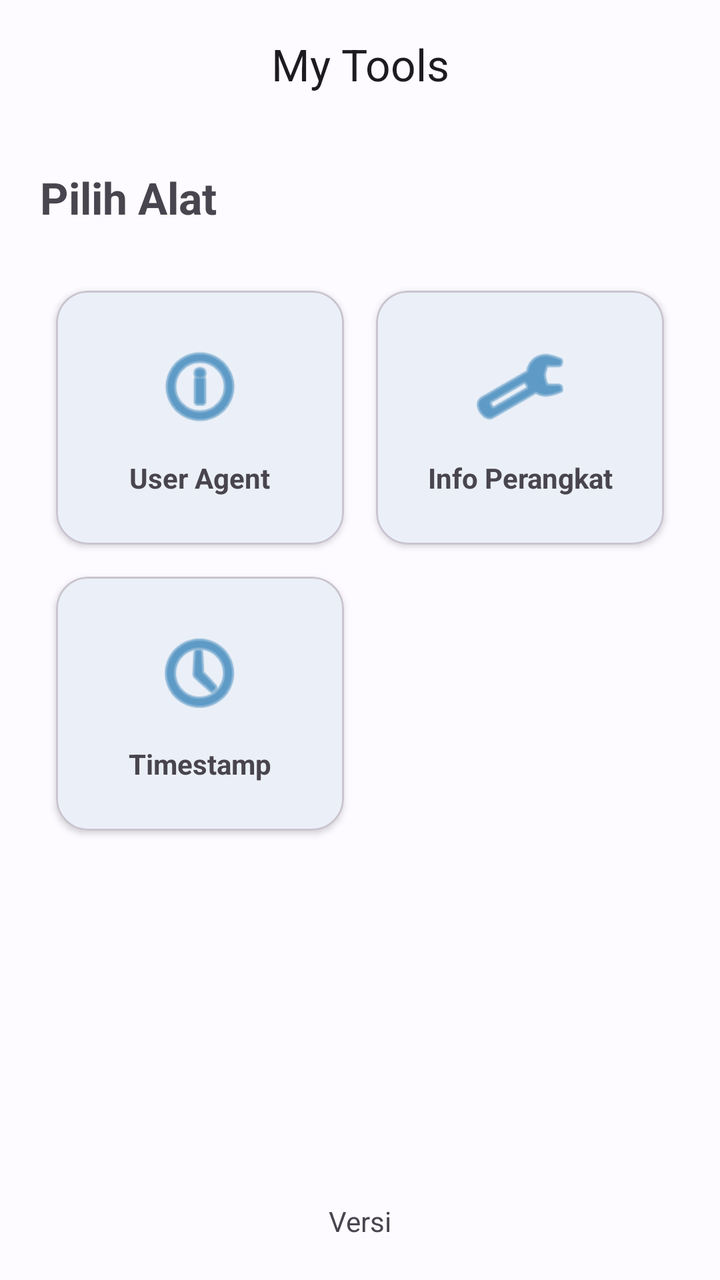
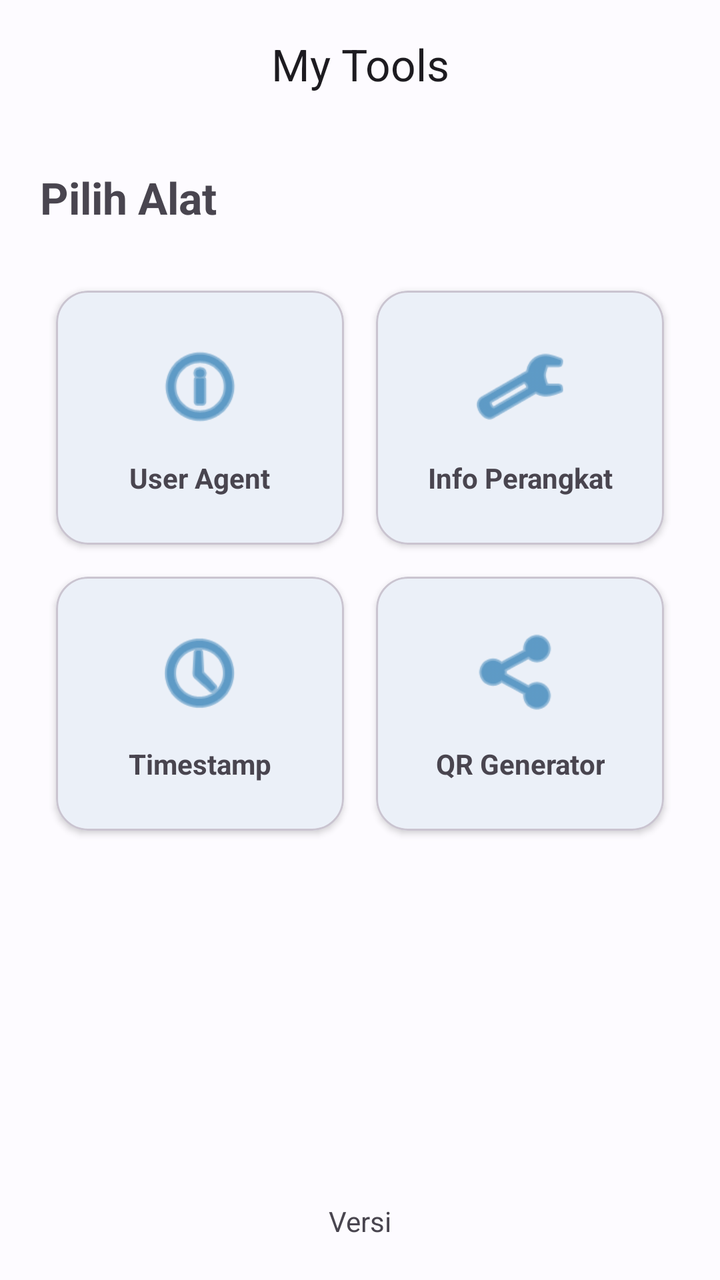

An Android layout rendered at two revisions. The XML below is the earlier revision; the diff shows what the commit changed to produce the second picture.
<!-- AndroidManifest.xml: application theme Theme.CekUserAgent -->
<!-- res/layout/activity_main.xml -->
<?xml version="1.0" encoding="utf-8"?>
<androidx.coordinatorlayout.widget.CoordinatorLayout
    xmlns:android="http://schemas.android.com/apk/res/android"
    xmlns:app="http://schemas.android.com/apk/res-auto"
    xmlns:tools="http://schemas.android.com/tools"
    android:layout_width="match_parent"
    android:layout_height="match_parent"
    android:fitsSystemWindows="true"
    android:background="?android:attr/colorBackground"
    tools:context=".MainActivity">

    <com.google.android.material.appbar.AppBarLayout
        android:layout_width="match_parent"
        android:layout_height="wrap_content">

        <com.google.android.material.appbar.MaterialToolbar
            android:id="@+id/toolbar"
            android:layout_width="match_parent"
            android:layout_height="?attr/actionBarSize"
            app:title="@string/app_name"
            app:titleCentered="true"
            android:elevation="4dp"/>
    </com.google.android.material.appbar.AppBarLayout>

    <androidx.core.widget.NestedScrollView
        android:layout_width="match_parent"
        android:layout_height="match_parent"
        android:fillViewport="true"
        app:layout_behavior="com.google.android.material.appbar.AppBarLayout$ScrollingViewBehavior">

        <LinearLayout
            android:layout_width="match_parent"
            android:layout_height="match_parent"
            android:orientation="vertical"
            android:padding="20dp">

            <TextView
                android:layout_width="wrap_content"
                android:layout_height="wrap_content"
                android:text="Pilih Alat"
                android:textSize="22sp"
                android:textStyle="bold"
                android:layout_marginBottom="24dp"/>

            <GridLayout
                android:layout_width="match_parent"
                android:layout_height="wrap_content"
                android:columnCount="2"
                android:rowCount="2"
                android:alignmentMode="alignMargins"
                android:columnOrderPreserved="false">

                
                <com.google.android.material.card.MaterialCardView
                    android:id="@+id/menuUserAgent"
                    android:layout_width="0dp"
                    android:layout_height="wrap_content"
                    android:layout_columnWeight="1"
                    android:layout_margin="8dp"
                    app:cardElevation="2dp"
                    app:cardCornerRadius="16dp"
                    android:clickable="true"
                    android:focusable="true"
                    android:foreground="?attr/selectableItemBackground">
                    
                    <LinearLayout
                        android:layout_width="match_parent"
                        android:layout_height="wrap_content"
                        android:orientation="vertical"
                        android:gravity="center"
                        android:padding="24dp">
                        
                        <ImageView
                            android:layout_width="48dp"
                            android:layout_height="48dp"
                            android:src="@android:drawable/ic_menu_info_details"
                            app:tint="?attr/colorPrimary"/>
                            
                        <TextView
                            android:layout_width="wrap_content"
                            android:layout_height="wrap_content"
                            android:text="User Agent"
                            android:layout_marginTop="12dp"
                            android:textStyle="bold"
                            android:textAlignment="center"/>
                    </LinearLayout>
                </com.google.android.material.card.MaterialCardView>

                
                <com.google.android.material.card.MaterialCardView
                    android:id="@+id/menuDeviceInfo"
                    android:layout_width="0dp"
                    android:layout_height="wrap_content"
                    android:layout_columnWeight="1"
                    android:layout_margin="8dp"
                    app:cardElevation="2dp"
                    app:cardCornerRadius="16dp"
                    android:clickable="true"
                    android:focusable="true"
                    android:foreground="?attr/selectableItemBackground">
                    
                    <LinearLayout
                        android:layout_width="match_parent"
                        android:layout_height="wrap_content"
                        android:orientation="vertical"
                        android:gravity="center"
                        android:padding="24dp">
                        
                        <ImageView
                            android:layout_width="48dp"
                            android:layout_height="48dp"
                            android:src="@android:drawable/ic_menu_manage"
                            app:tint="?attr/colorPrimary"/>
                            
                        <TextView
                            android:layout_width="wrap_content"
                            android:layout_height="wrap_content"
                            android:text="Info Perangkat"
                            android:layout_marginTop="12dp"
                            android:textStyle="bold"
                            android:textAlignment="center"/>
                    </LinearLayout>
                </com.google.android.material.card.MaterialCardView>

                
                <com.google.android.material.card.MaterialCardView
                    android:id="@+id/menuTimestamp"
                    android:layout_width="0dp"
                    android:layout_height="wrap_content"
                    android:layout_columnWeight="1"
                    android:layout_margin="8dp"
                    app:cardElevation="2dp"
                    app:cardCornerRadius="16dp"
                    android:clickable="true"
                    android:focusable="true"
                    android:foreground="?attr/selectableItemBackground">
                    
                    <LinearLayout
                        android:layout_width="match_parent"
                        android:layout_height="wrap_content"
                        android:orientation="vertical"
                        android:gravity="center"
                        android:padding="24dp">
                        
                        <ImageView
                            android:layout_width="48dp"
                            android:layout_height="48dp"
                            android:src="@android:drawable/ic_menu_recent_history"
                            app:tint="?attr/colorPrimary"/>
                            
                        <TextView
                            android:layout_width="wrap_content"
                            android:layout_height="wrap_content"
                            android:text="Timestamp"
                            android:layout_marginTop="12dp"
                            android:textStyle="bold"
                            android:textAlignment="center"/>
                    </LinearLayout>
                </com.google.android.material.card.MaterialCardView>

            </GridLayout>

            <View
                android:layout_width="match_parent"
                android:layout_height="0dp"
                android:layout_weight="1"/>

            <TextView
                android:id="@+id/tvVersion"
                android:layout_width="match_parent"
                android:layout_height="wrap_content"
                android:text="Versi"
                android:gravity="center"
                android:layout_marginTop="32dp"
                android:textColor="?android:textColorSecondary"/>
        </LinearLayout>
    </androidx.core.widget.NestedScrollView>
</androidx.coordinatorlayout.widget.CoordinatorLayout>
<!-- resources referenced by this layout -->
<resources>
  <string name="app_name">My Tools</string>
  <style name="Theme.CekUserAgent" parent="Theme.Material3.DayNight.NoActionBar">
          <item name="colorPrimary">@color/primary</item>
          <item name="colorOnPrimary">@color/onPrimary</item>
          <item name="colorPrimaryContainer">@color/primaryContainer</item>
          <item name="colorOnPrimaryContainer">@color/onPrimaryContainer</item>
          <item name="colorSecondary">@color/secondary</item>
          <item name="colorOnSecondary">@color/onSecondary</item>
          <item name="colorSecondaryContainer">@color/secondaryContainer</item>
          <item name="colorOnSecondaryContainer">@color/onSecondaryContainer</item>
          <item name="android:colorBackground">@color/background</item>
          <item name="colorSurface">@color/surface</item>
          <item name="colorOnSurface">@color/onSurface</item>
      </style>
  <color name="primary">#0061A4</color>
  <color name="onPrimary">#FFFFFF</color>
  <color name="primaryContainer">#D1E4FF</color>
  <color name="onPrimaryContainer">#001D36</color>
  <color name="secondary">#535F70</color>
  <color name="onSecondary">#FFFFFF</color>
  <color name="secondaryContainer">#D7E3F7</color>
  <color name="onSecondaryContainer">#101C2B</color>
  <color name="background">#FDFBFF</color>
  <color name="surface">#FDFBFF</color>
  <color name="onSurface">#1A1C1E</color>
</resources>

<!-- the commit's change to res/layout/activity_main.xml (unified diff, before → after) -->
@@ -152,6 +152,42 @@
                             android:layout_width="wrap_content"
                             android:layout_height="wrap_content"
                             android:text="Timestamp"
+                            android:layout_marginTop="12dp"
+                            android:textStyle="bold"
+                            android:textAlignment="center"/>
+                    </LinearLayout>
+                </com.google.android.material.card.MaterialCardView>
+
+                
+                <com.google.android.material.card.MaterialCardView
+                    android:id="@+id/menuQrCode"
+                    android:layout_width="0dp"
+                    android:layout_height="wrap_content"
+                    android:layout_columnWeight="1"
+                    android:layout_margin="8dp"
+                    app:cardElevation="2dp"
+                    app:cardCornerRadius="16dp"
+                    android:clickable="true"
+                    android:focusable="true"
+                    android:foreground="?attr/selectableItemBackground">
+                    
+                    <LinearLayout
+                        android:layout_width="match_parent"
+                        android:layout_height="wrap_content"
+                        android:orientation="vertical"
+                        android:gravity="center"
+                        android:padding="24dp">
+                        
+                        <ImageView
+                            android:layout_width="48dp"
+                            android:layout_height="48dp"
+                            android:src="@android:drawable/ic_menu_share"
+                            app:tint="?attr/colorPrimary"/>
+                            
+                        <TextView
+                            android:layout_width="wrap_content"
+                            android:layout_height="wrap_content"
+                            android:text="QR Generator"
                             android:layout_marginTop="12dp"
                             android:textStyle="bold"
                             android:textAlignment="center"/>
